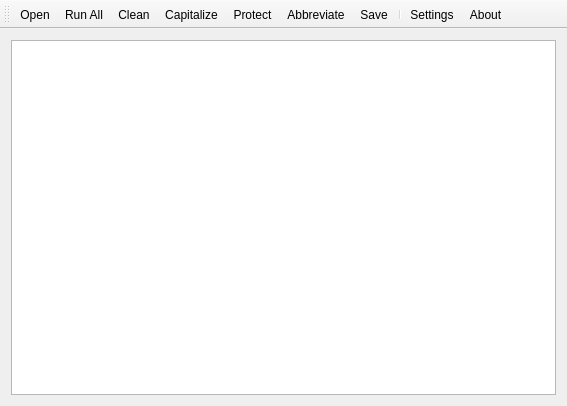
The window that MainWindow.ui (congchenutd/bibfixer) describes before a commit, drawn with Qt 5.
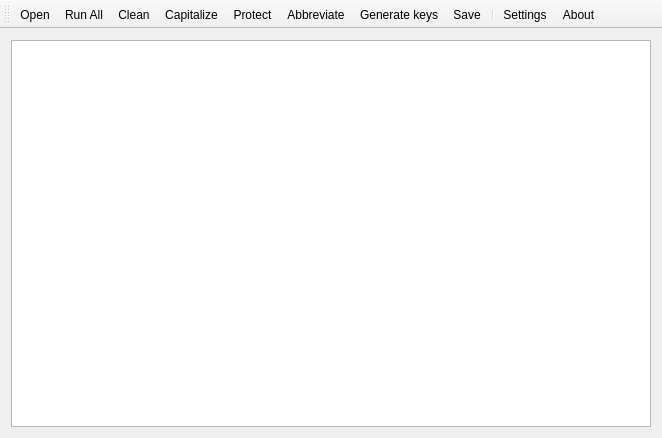
The same window after the commit. Icons and pictures are not drawn. Custom widgets are drawn as their Qt base class.

Commit message: + generate keys

```diff
--- a/MainWindow.ui
+++ b/MainWindow.ui
@@ -6,8 +6,8 @@
    <rect>
     <x>0</x>
     <y>0</y>
-    <width>567</width>
-    <height>406</height>
+    <width>662</width>
+    <height>438</height>
    </rect>
   </property>
   <property name="windowTitle">
@@ -38,6 +38,12 @@
    <property name="windowTitle">
     <string>Toolbar</string>
    </property>
+   <property name="iconSize">
+    <size>
+     <width>64</width>
+     <height>32</height>
+    </size>
+   </property>
    <property name="toolButtonStyle">
     <enum>Qt::ToolButtonTextUnderIcon</enum>
    </property>
@@ -53,6 +59,7 @@
    <addaction name="actionCapitalize"/>
    <addaction name="actionProtect"/>
    <addaction name="actionAbbreviate"/>
+   <addaction name="actionGenerateKeys"/>
    <addaction name="actionSave"/>
    <addaction name="separator"/>
    <addaction name="actionSettings"/>
@@ -138,6 +145,18 @@
     <string>Run All</string>
    </property>
   </action>
+  <action name="actionGenerateKeys">
+   <property name="icon">
+    <iconset resource="Resource.qrc">
+     <normaloff>:/Images/Key.png</normaloff>:/Images/Key.png</iconset>
+   </property>
+   <property name="text">
+    <string>Generate keys</string>
+   </property>
+   <property name="toolTip">
+    <string>Generate keys</string>
+   </property>
+  </action>
  </widget>
  <layoutdefault spacing="6" margin="11"/>
  <customwidgets>
```
Left out of the diff: 2 changed lines with no effect on the pictures. The commit also changes 11 other files.
